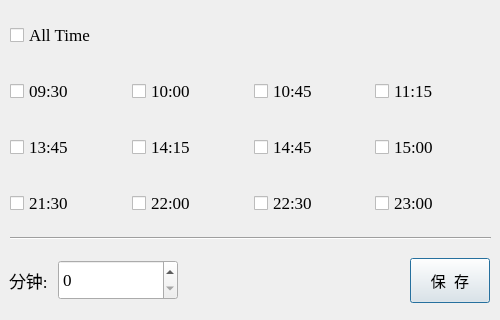
The window that ui/reminder_ui.ui (AchillesL/EnergyX) describes before a commit, drawn with Qt 5.
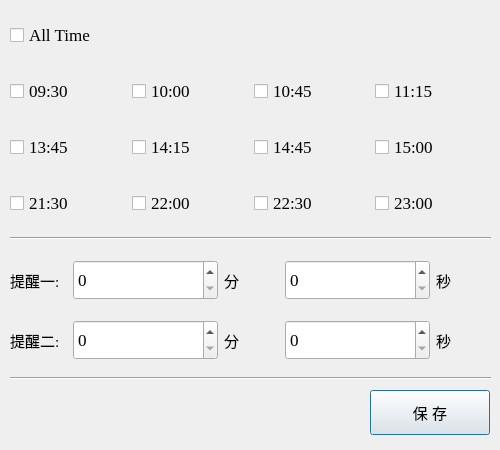
The same window after the commit.

Commit message: 增加二次提醒

```diff
--- a/ui/reminder_ui.ui
+++ b/ui/reminder_ui.ui
@@ -7,19 +7,19 @@
     <x>0</x>
     <y>0</y>
     <width>500</width>
-    <height>320</height>
+    <height>450</height>
    </rect>
   </property>
   <property name="minimumSize">
    <size>
     <width>500</width>
-    <height>320</height>
+    <height>450</height>
    </size>
   </property>
   <property name="maximumSize">
    <size>
     <width>500</width>
-    <height>320</height>
+    <height>450</height>
    </size>
   </property>
   <property name="windowTitle">
@@ -311,23 +311,64 @@
   <widget class="QWidget" name="horizontalLayoutWidget">
    <property name="geometry">
     <rect>
-     <x>9</x>
+     <x>10</x>
      <y>250</y>
      <width>481</width>
      <height>61</height>
     </rect>
    </property>
    <layout class="QHBoxLayout" name="horizontalLayout">
+    <item>
+     <widget class="QLabel" name="label_2">
+      <property name="font">
+       <font>
+        <family>Times New Roman</family>
+        <pointsize>11</pointsize>
+       </font>
+      </property>
+      <property name="text">
+       <string>提醒一:  </string>
+      </property>
+     </widget>
+    </item>
+    <item>
+     <widget class="QSpinBox" name="reminder_one_min_spinBox">
+      <property name="minimumSize">
+       <size>
+        <width>145</width>
+        <height>40</height>
+       </size>
+      </property>
+      <property name="maximumSize">
+       <size>
+        <width>120</width>
+        <height>40</height>
+       </size>
+      </property>
+      <property name="font">
+       <font>
+        <family>Times New Roman</family>
+        <pointsize>13</pointsize>
+       </font>
+      </property>
+      <property name="focusPolicy">
+       <enum>Qt::StrongFocus</enum>
+      </property>
+      <property name="maximum">
+       <number>15</number>
+      </property>
+     </widget>
+    </item>
     <item>
      <widget class="QLabel" name="label">
       <property name="font">
        <font>
         <family>Times New Roman</family>
-        <pointsize>13</pointsize>
+        <pointsize>11</pointsize>
        </font>
       </property>
       <property name="text">
-       <string>分钟: </string>
+       <string>分</string>
       </property>
      </widget>
     </item>
@@ -335,7 +376,7 @@
      <widget class="QSpinBox" name="reminder_spinBox">
       <property name="minimumSize">
        <size>
-        <width>120</width>
+        <width>145</width>
         <height>40</height>
        </size>
       </property>
@@ -352,38 +393,23 @@
        </font>
       </property>
       <property name="maximum">
-       <number>15</number>
+       <number>50</number>
+      </property>
+      <property name="singleStep">
+       <number>10</number>
       </property>
      </widget>
     </item>
     <item>
-     <spacer name="horizontalSpacer">
-      <property name="orientation">
-       <enum>Qt::Horizontal</enum>
-      </property>
-      <property name="sizeHint" stdset="0">
-       <size>
-        <width>40</width>
-        <height>20</height>
-       </size>
-      </property>
-     </spacer>
-    </item>
-    <item>
-     <widget class="QPushButton" name="pushButton_save_reminder">
-      <property name="minimumSize">
-       <size>
-        <width>0</width>
-        <height>45</height>
-       </size>
-      </property>
+     <widget class="QLabel" name="label_3">
       <property name="font">
        <font>
+        <family>Times New Roman</family>
         <pointsize>11</pointsize>
        </font>
       </property>
       <property name="text">
-       <string>保  存</string>
+       <string>秒</string>
       </property>
      </widget>
     </item>
@@ -402,6 +428,162 @@
     <enum>Qt::Horizontal</enum>
    </property>
   </widget>
+  <widget class="QPushButton" name="pushButton_save_reminder">
+   <property name="geometry">
+    <rect>
+     <x>370</x>
+     <y>390</y>
+     <width>120</width>
+     <height>45</height>
+    </rect>
+   </property>
+   <property name="minimumSize">
+    <size>
+     <width>120</width>
+     <height>45</height>
+    </size>
+   </property>
+   <property name="maximumSize">
+    <size>
+     <width>120</width>
+     <height>16777215</height>
+    </size>
+   </property>
+   <property name="font">
+    <font>
+     <pointsize>11</pointsize>
+    </font>
+   </property>
+   <property name="focusPolicy">
+    <enum>Qt::TabFocus</enum>
+   </property>
+   <property name="text">
+    <string>保 存</string>
+   </property>
+  </widget>
+  <widget class="QWidget" name="horizontalLayoutWidget_2">
+   <property name="geometry">
+    <rect>
+     <x>10</x>
+     <y>310</y>
+     <width>481</width>
+     <height>61</height>
+    </rect>
+   </property>
+   <layout class="QHBoxLayout" name="horizontalLayout_2">
+    <item>
+     <widget class="QLabel" name="label_4">
+      <property name="font">
+       <font>
+        <family>Times New Roman</family>
+        <pointsize>11</pointsize>
+       </font>
+      </property>
+      <property name="text">
+       <string>提醒二:  </string>
+      </property>
+     </widget>
+    </item>
+    <item>
+     <widget class="QSpinBox" name="reminder_two_min_spinBox">
+      <property name="minimumSize">
+       <size>
+        <width>145</width>
+        <height>40</height>
+       </size>
+      </property>
+      <property name="maximumSize">
+       <size>
+        <width>120</width>
+        <height>40</height>
+       </size>
+      </property>
+      <property name="font">
+       <font>
+        <family>Times New Roman</family>
+        <pointsize>13</pointsize>
+       </font>
+      </property>
+      <property name="focusPolicy">
+       <enum>Qt::StrongFocus</enum>
+      </property>
+      <property name="maximum">
+       <number>15</number>
+      </property>
+     </widget>
+    </item>
+    <item>
+     <widget class="QLabel" name="label_5">
+      <property name="font">
+       <font>
+        <family>Times New Roman</family>
+        <pointsize>11</pointsize>
+       </font>
+      </property>
+      <property name="text">
+       <string>分</string>
+      </property>
+     </widget>
+    </item>
+    <item>
+     <widget class="QSpinBox" name="reminder_two_sec_spinBox">
+      <property name="minimumSize">
+       <size>
+        <width>145</width>
+        <height>40</height>
+       </size>
+      </property>
+      <property name="maximumSize">
+       <size>
+        <width>120</width>
+        <height>40</height>
+       </size>
+      </property>
+      <property name="font">
+       <font>
+        <family>Times New Roman</family>
+        <pointsize>13</pointsize>
+       </font>
+      </property>
+      <property name="focusPolicy">
+       <enum>Qt::StrongFocus</enum>
+      </property>
+      <property name="maximum">
+       <number>50</number>
+      </property>
+      <property name="singleStep">
+       <number>10</number>
+      </property>
+     </widget>
+    </item>
+    <item>
+     <widget class="QLabel" name="label_6">
+      <property name="font">
+       <font>
+        <family>Times New Roman</family>
+        <pointsize>11</pointsize>
+       </font>
+      </property>
+      <property name="text">
+       <string>秒</string>
+      </property>
+     </widget>
+    </item>
+   </layout>
+  </widget>
+  <widget class="Line" name="line_2">
+   <property name="geometry">
+    <rect>
+     <x>10</x>
+     <y>370</y>
+     <width>481</width>
+     <height>16</height>
+    </rect>
+   </property>
+   <property name="orientation">
+    <enum>Qt::Horizontal</enum>
+   </property>
+  </widget>
  </widget>
  <resources/>
  <connections/>
```
Left out of the diff: 191 changed lines with no effect on the pictures. The commit also changes 6 other files.
